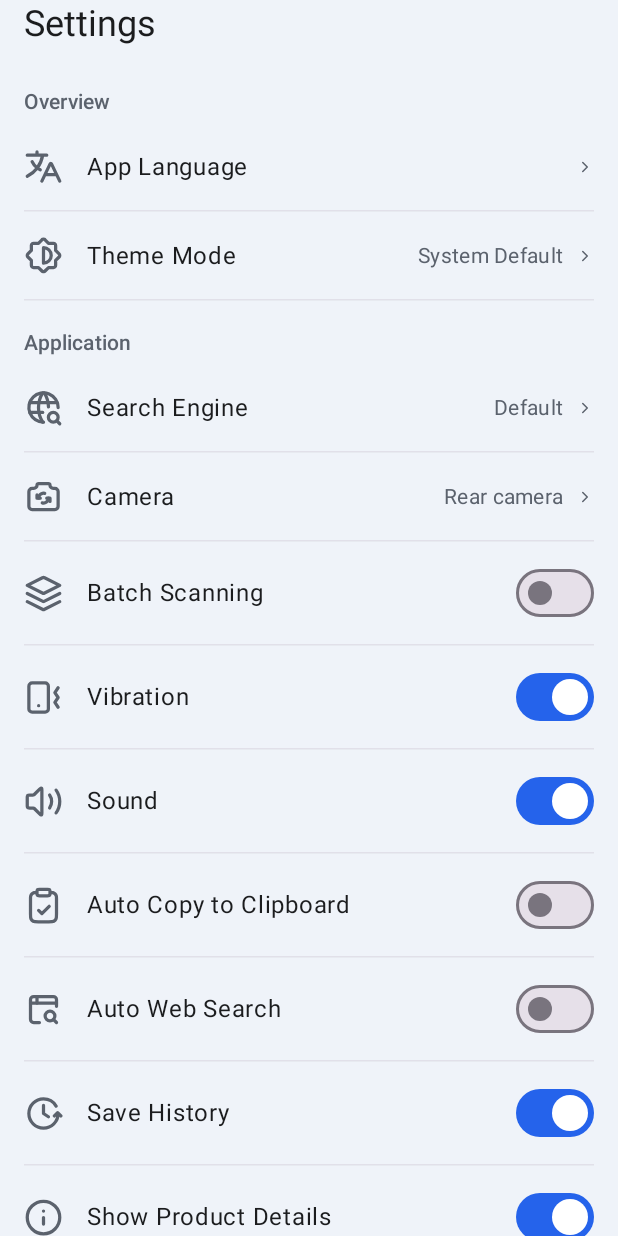
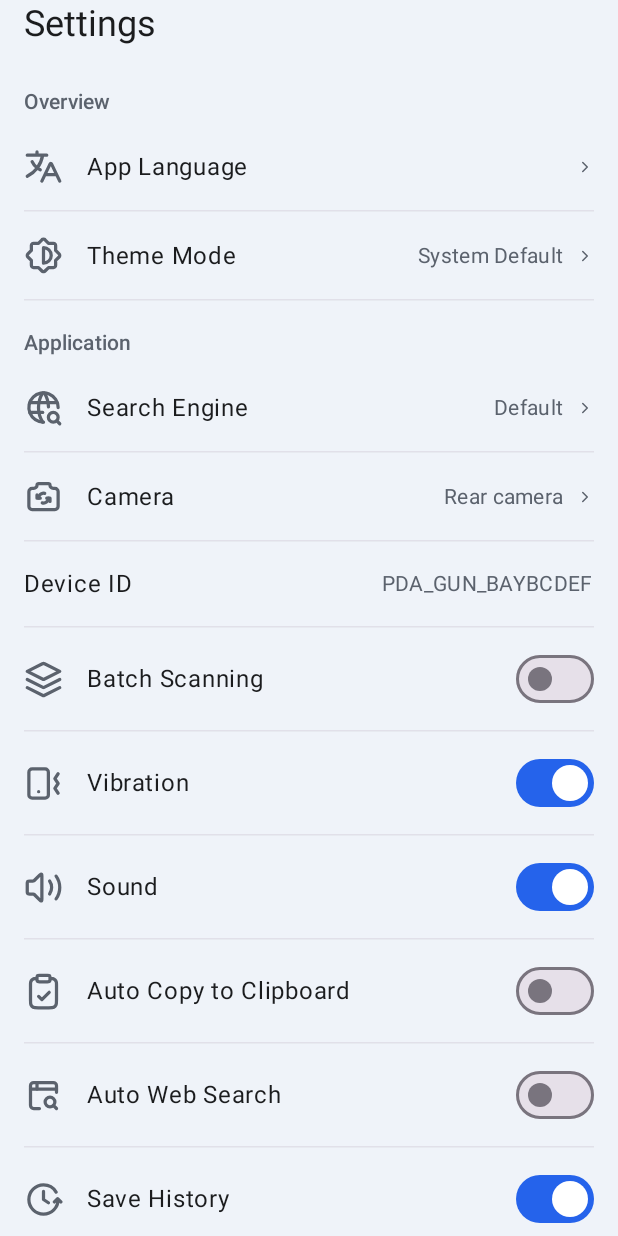
Before and after one commit to ToesTuyen/qr-scanner, an Android app built with Jetpack Compose: the composable SettingsScreen shown on its own in the app's theme, on a phone screen of 412 x 824 dp. Run offline under Robolectric (Android 15) with nearby library versions, the light colour scheme and no system bars; our stand-ins replace Dagger/Hilt's generated code; 1 statement that could not run was skipped.

Commit message:
Report scanner events to IVISTA API

```diff
--- a/app/src/main/AndroidManifest.xml
+++ b/app/src/main/AndroidManifest.xml
@@ -4,6 +4,7 @@
     <!-- Primary dangerous permission for this app: the live camera scanner. -->
     <uses-permission android:name="android.permission.CAMERA" />
     <uses-permission android:name="android.permission.VIBRATE" />
+    <uses-permission android:name="android.permission.INTERNET" />
     <uses-feature android:name="android.hardware.camera" android:required="false" />
 
     <application
--- /dev/null
+++ b/app/src/main/java/com/ivistatect/qrscanner/data/ScanDeviceId.kt
@@ -0,0 +1,19 @@
+package com.ivistatect.qrscanner.data
+
+import android.content.Context
+import android.provider.Settings
+import java.util.Locale
+
+/** Stable warehouse device label derived from Android's app-scoped device identifier. */
+object ScanDeviceId {
+    private const val PREFIX = "PDA_GUN_BAY"
+
+    fun from(context: Context): String {
+        val androidId = Settings.Secure.getString(context.contentResolver, Settings.Secure.ANDROID_ID).orEmpty()
+        val suffix = androidId.filter(Char::isLetterOrDigit)
+            .takeLast(5)
+            .uppercase(Locale.ROOT)
+            .ifBlank { "LOCAL" }
+        return "$PREFIX$suffix"
+    }
+}
--- a/app/src/main/java/com/ivistatect/qrscanner/ui/settings/SettingsScreen.kt
+++ b/app/src/main/java/com/ivistatect/qrscanner/ui/settings/SettingsScreen.kt
@@ -40,6 +40,7 @@ import androidx.compose.ui.unit.dp
 import androidx.hilt.navigation.compose.hiltViewModel
 import com.ivistatect.qrscanner.util.Logger
 import com.ivistatect.qrscanner.R
+import com.ivistatect.qrscanner.data.ScanDeviceId
 import com.ivistatect.qrscanner.data.SettingsRepository
 import com.ivistatect.qrscanner.ui.common.openUrl
 import com.ivistatect.qrscanner.ui.common.openStoreListing
@@ -53,6 +54,7 @@ fun SettingsScreen(
     vm: SettingsViewModel = hiltViewModel(),
 ) {
     val context = LocalContext.current
+    val deviceId = remember(context) { ScanDeviceId.from(context) }
     LaunchedEffect(Unit) { Logger.d("Enter Settings") }
     val s by vm.settings.collectAsState()
     var showThemeSheet by remember { mutableStateOf(false) }
@@ -103,6 +105,7 @@ fun SettingsScreen(
         NavRow(R.drawable.ic_set_camera, stringResource(R.string.settings_camera), value = cameraOptions[cameraFacing]) {
             Logger.d("Click Camera @ Settings"); showCameraFacing = true
         }
+        InfoRow(stringResource(R.string.settings_device_id), deviceId)
         ToggleRow(R.drawable.ic_set_batch, stringResource(R.string.settings_batch), s.batchScanning) { vm.toggleLogged(SettingsRepository.Key.BATCH, it, "Batch") }
         ToggleRow(R.drawable.ic_set_vibration, stringResource(R.string.settings_vibration), s.vibration) { vm.toggleLogged(SettingsRepository.Key.VIBRATION, it, "Vibration") }
         ToggleRow(R.drawable.ic_set_sound, stringResource(R.string.settings_sound), s.sound) { vm.toggleLogged(SettingsRepository.Key.SOUND, it, "Sound") }
@@ -288,6 +291,18 @@ private fun NavRow(@DrawableRes iconRes: Int, title: String, value: String? = nu
 }
 
 @Composable
+private fun InfoRow(title: String, value: String) {
+    Row(
+        Modifier.fillMaxWidth().padding(vertical = 14.dp),
+        verticalAlignment = Alignment.CenterVertically,
+    ) {
+        Text(title, Modifier.weight(1f), style = MaterialTheme.typography.bodyLarge)
+        Text(value, style = MaterialTheme.typography.bodyMedium, color = MaterialTheme.colorScheme.onSurfaceVariant)
+    }
+    HorizontalDivider(color = MaterialTheme.colorScheme.outlineVariant.copy(alpha = 0.4f))
+}
+
+@Composable
 private fun ToggleRow(@DrawableRes iconRes: Int, title: String, checked: Boolean, onChange: (Boolean) -> Unit) {
     Row(
         Modifier.fillMaxWidth().padding(vertical = 8.dp),
--- a/app/src/main/res/values/strings.xml
+++ b/app/src/main/res/values/strings.xml
@@ -136,6 +136,7 @@
     <string name="settings_application">Application</string>
     <string name="settings_search_engine">Search Engine</string>
     <string name="settings_camera">Camera</string>
+    <string name="settings_device_id">Device ID</string>
     <string name="settings_image_format">Image Format</string>
     <string name="settings_batch">Batch Scanning</string>
     <string name="settings_vibration">Vibration</string>
```
Also changed, not shown: app/src/main/java/com/ivistatect/qrscanner/data/ScanUploadRepository.kt (added, +59 -0 lines), app/src/main/java/com/ivistatect/qrscanner/ui/MainViewModel.kt (+12 -2 lines), 1 other file.
